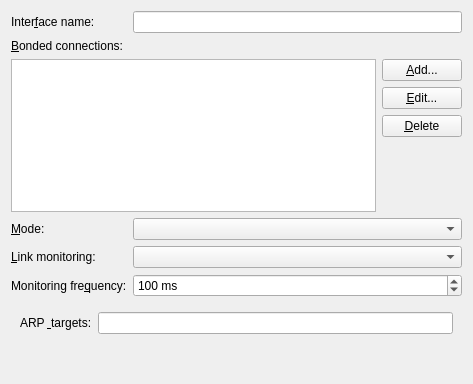
This is editor/ui/bond.ui in KDE/plasma-nm as Qt 5 draws it before an edit. The edited form follows.
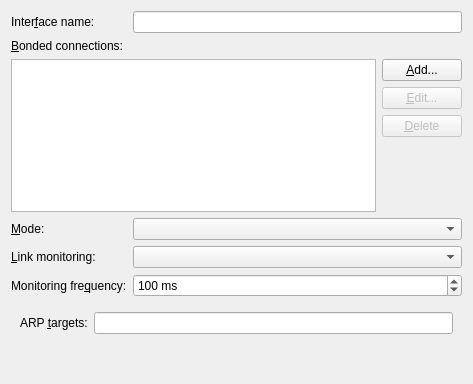
This is the edited form. The open tabs and pages were chosen to show the change. Icons and pictures are not drawn. Custom widgets are drawn as their Qt base class.

Commit message: Bond setting widget, WIP, still disabled

```diff
--- a/editor/ui/bond.ui
+++ b/editor/ui/bond.ui
@@ -48,14 +48,20 @@
       </widget>
      </item>
      <item row="1" column="1">
-      <widget class="QPushButton" name="pushButton_2">
+      <widget class="KPushButton" name="btnEdit">
+       <property name="enabled">
+        <bool>false</bool>
+       </property>
        <property name="text">
         <string>&amp;Edit...</string>
        </property>
       </widget>
      </item>
      <item row="2" column="1">
-      <widget class="QPushButton" name="pushButton_3">
+      <widget class="KPushButton" name="btnDelete">
+       <property name="enabled">
+        <bool>false</bool>
+       </property>
        <property name="text">
         <string>&amp;Delete</string>
        </property>
@@ -202,7 +208,7 @@
        <item row="0" column="0">
         <widget class="QLabel" name="label_8">
          <property name="text">
-          <string>ARP &amp; targets:</string>
+          <string>ARP &amp;targets:</string>
          </property>
          <property name="buddy">
           <cstring>arpTargets</cstring>
@@ -218,6 +224,18 @@
    </item>
   </layout>
  </widget>
+ <customwidgets>
+  <customwidget>
+   <class>KPushButton</class>
+   <extends>QPushButton</extends>
+   <header>kpushbutton.h</header>
+  </customwidget>
+  <customwidget>
+   <class>KListWidget</class>
+   <extends>QListWidget</extends>
+   <header>klistwidget.h</header>
+  </customwidget>
+ </customwidgets>
  <tabstops>
   <tabstop>ifaceName</tabstop>
   <tabstop>bonds</tabstop>
```
Left out of the diff: 60 changed lines with no effect on the pictures. The commit also changes 6 other files.
